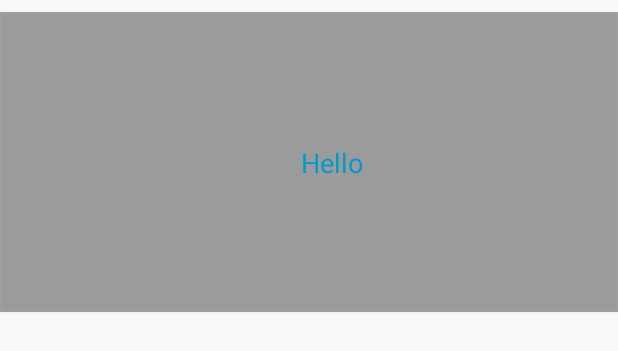
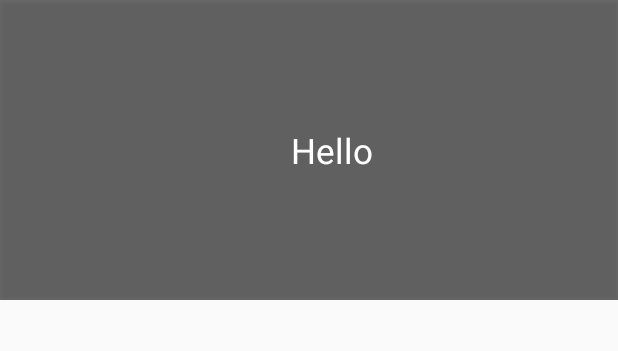
Before and after one commit to kapil061287/second, an Android app: the layout service_recycler_layout.xml on its own in the app's theme, with its tools: preview values and no code run, on a phone screen of 412 x 824 dp. Shown: the top 351 px of the screen. Run offline under Robolectric (Android 15) with nearby library versions, the phone set to English and light mode, and no system bars.

Commit message:
new Commit

```diff
--- a/app/src/main/res/layout-v21/service_recycler_layout.xml
+++ b/app/src/main/res/layout-v21/service_recycler_layout.xml
@@ -14,9 +14,10 @@
       android:layout_marginEnd="8dp"
       android:layout_marginStart="8dp"
       android:layout_marginTop="8dp"
+      android:paddingLeft="@dimen/margin_left_recycler"
+      android:text="Hello"
       android:textColor="#ffffffff"
-        android:textStyle="bold"
-        android:textSize="18dp"
+      android:textSize="23dp"
       android:elevation="5dp"
       app:layout_constraintBottom_toBottomOf="@+id/service_img"
       app:layout_constraintEnd_toEndOf="parent"
@@ -28,12 +29,12 @@
       android:layout_width="match_parent"
       android:layout_height="200dp"
       android:elevation="2dp"
-        android:layout_marginBottom="8dp"
+      android:layout_marginBottom="0dp"
       android:layout_marginEnd="0dp"
-        android:backgroundTint="#55000000"
+      android:background="#55000000"
       android:backgroundTintMode="src_over"
       android:layout_marginStart="0dp"
-        android:layout_marginTop="8dp"
+      android:layout_marginTop="0dp"
       android:scaleType="fitXY"
       app:layout_constraintBottom_toBottomOf="parent"
       app:layout_constraintEnd_toEndOf="parent"
@@ -45,16 +46,18 @@
       android:layout_width="match_parent"
       android:layout_height="200dp"
       android:elevation="3dp"
-        android:layout_marginBottom="8dp"
+      android:layout_marginBottom="0dp"
       android:layout_marginEnd="0dp"
+
       android:background="#55000000"
       android:backgroundTintMode="src_over"
       android:layout_marginStart="0dp"
-        android:layout_marginTop="8dp"
+      android:layout_marginTop="0dp"
       android:scaleType="fitXY"
       app:layout_constraintBottom_toBottomOf="parent"
       app:layout_constraintEnd_toEndOf="parent"
       app:layout_constraintStart_toStartOf="parent"
       app:layout_constraintTop_toTopOf="parent" />
 
+
 </android.support.constraint.ConstraintLayout>
--- a/app/src/main/res/layout/content_subservice_fragment.xml
+++ b/app/src/main/res/layout/content_subservice_fragment.xml
@@ -9,10 +9,9 @@
     <android.support.design.widget.TabLayout
         android:layout_width="match_parent"
         android:id="@+id/tabs1"
-        app:tabSelectedTextColor="#ffffffff"
-        app:tabTextColor="@color/colorPrimary"
+        app:tabSelectedTextColor="@color/colorPrimaryDark"
         app:tabGravity="center"
-        app:tabBackground="@color/colorPrimaryDark"
+
         android:layout_height="wrap_content">
 
 
--- a/app/src/main/res/layout/service_recycler_layout.xml
+++ b/app/src/main/res/layout/service_recycler_layout.xml
@@ -16,8 +16,8 @@
         android:layout_marginTop="8dp"
         android:paddingLeft="@dimen/margin_left_recycler"
         android:text="Hello"
-        android:textColor="@color/colorPrimaryDark"
-        android:textSize="18dp"
+        android:textColor="#ffffffff"
+        android:textSize="23dp"
         android:elevation="5dp"
         app:layout_constraintBottom_toBottomOf="@+id/service_img"
         app:layout_constraintEnd_toEndOf="parent"
@@ -29,16 +29,35 @@
         android:layout_width="match_parent"
         android:layout_height="200dp"
         android:elevation="2dp"
-        android:layout_marginBottom="8dp"
+        android:layout_marginBottom="0dp"
         android:layout_marginEnd="0dp"
         android:background="#55000000"
         android:backgroundTintMode="src_over"
         android:layout_marginStart="0dp"
-        android:layout_marginTop="8dp"
+        android:layout_marginTop="0dp"
         android:scaleType="fitXY"
         app:layout_constraintBottom_toBottomOf="parent"
         app:layout_constraintEnd_toEndOf="parent"
         app:layout_constraintStart_toStartOf="parent"
         app:layout_constraintTop_toTopOf="parent" />
 
+    <ImageView
+        android:id="@+id/service_img_back"
+        android:layout_width="match_parent"
+        android:layout_height="200dp"
+        android:elevation="3dp"
+        android:layout_marginBottom="0dp"
+        android:layout_marginEnd="0dp"
+
+        android:background="#55000000"
+        android:backgroundTintMode="src_over"
+        android:layout_marginStart="0dp"
+        android:layout_marginTop="0dp"
+        android:scaleType="fitXY"
+        app:layout_constraintBottom_toBottomOf="parent"
+        app:layout_constraintEnd_toEndOf="parent"
+        app:layout_constraintStart_toStartOf="parent"
+        app:layout_constraintTop_toTopOf="parent" />
+
+
 </android.support.constraint.ConstraintLayout>
```
Also changed, not shown: app/src/main/java/com/depex/okeyclick/user/fragment/SubServiceFragment2.java (+19 -5 lines), app/src/main/java/com/depex/okeyclick/user/model/Service.java (+12 -3 lines), app/src/main/res/values/styles.xml (+3 -5 lines). Lines whose indentation alone changed are shown as unchanged.
